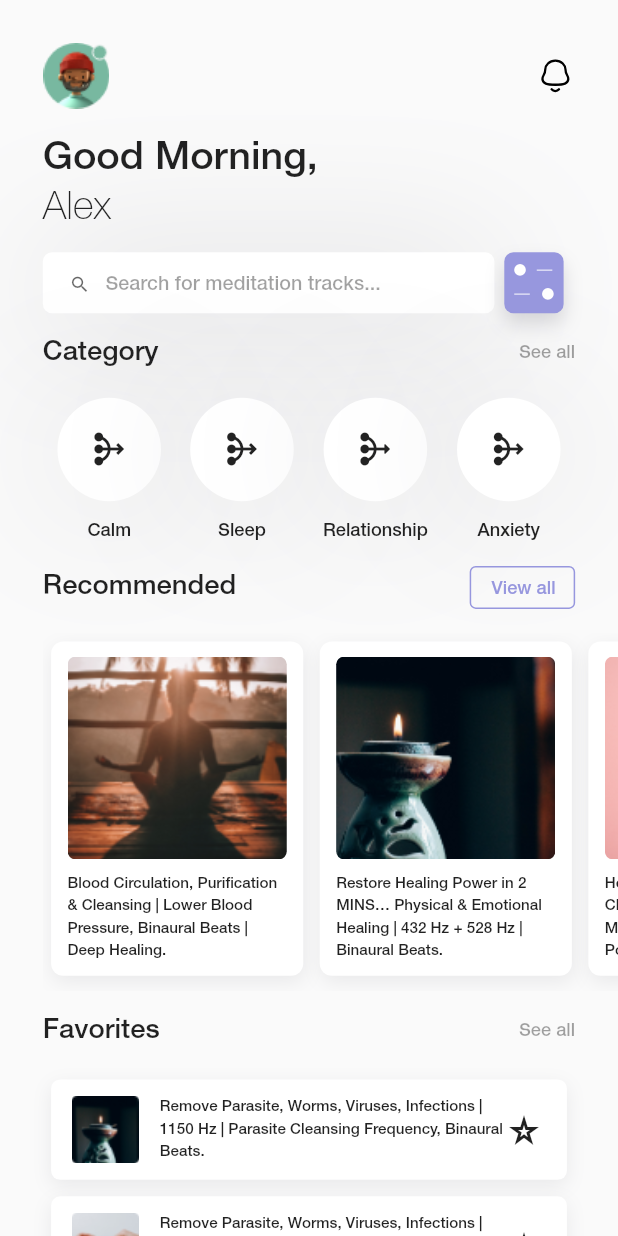
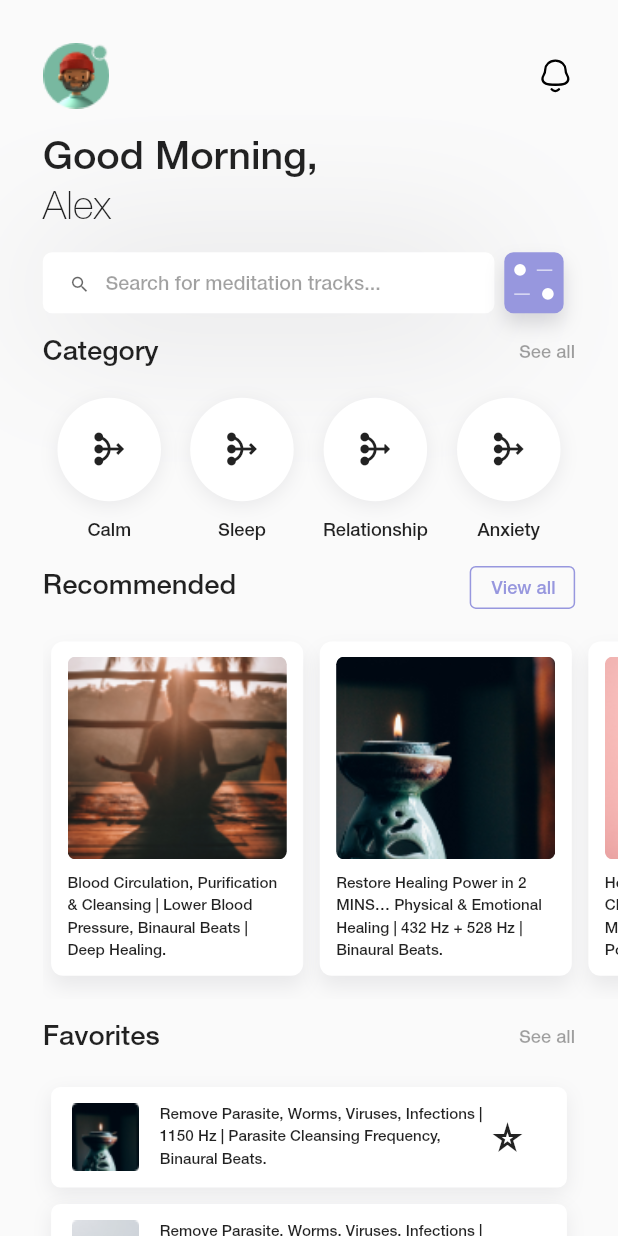
Before and after one commit to MohanDhakal/FlutterDesign, a Flutter app: the screen it shows after launch, on a phone screen of 412 x 824 dp. Run offline on Flutter 3.47's test engine with Material 2 defaults, Android fonts, the light colour scheme and no system bars; our stand-ins replace flutter_screenutil, flutter_svg.

Commit message:
push without icons

```diff
--- a/lib/main.dart
+++ b/lib/main.dart
@@ -1,9 +1,9 @@
 import 'package:flutter/material.dart';
 import 'package:flutter/services.dart';
-import 'package:flutter_bloc_test/colors.dart';
-import 'package:flutter_bloc_test/screens/explore_detail.dart';
+import 'package:flutter_bloc_test/utils/core/colors.dart';
+import 'package:flutter_bloc_test/screens/explore/page/explore_detail.dart';
 import 'package:flutter_bloc_test/screens/test.dart';
-import 'screens/home.dart';
+import 'screens/home/page/home.dart';
 import 'package:flutter_screenutil/flutter_screenutil.dart';
 
 void main() {
--- a/lib/screens/explore_detail.dart
+++ b/lib/screens/explore/page/explore_detail.dart
@@ -1,8 +1,8 @@
 import 'package:flutter/cupertino.dart';
 import 'package:flutter/material.dart';
 import 'package:flutter/services.dart';
-import 'package:flutter_bloc_test/colors.dart';
-import 'package:flutter_bloc_test/widgets/music_explore.dart';
+import 'package:flutter_bloc_test/utils/core/colors.dart';
+import 'package:flutter_bloc_test/screens/explore/widgets/music_explore.dart';
 import 'package:flutter_screenutil/flutter_screenutil.dart';
 
 class ExploreDetail extends StatefulWidget {
--- a/lib/screens/home.dart
+++ b/lib/screens/home/page/home.dart
@@ -1,14 +1,14 @@
 import 'package:flutter/material.dart';
 import 'package:flutter/rendering.dart';
 import 'package:flutter/services.dart';
-import 'package:flutter_bloc_test/colors.dart';
+import 'package:flutter_bloc_test/utils/core/colors.dart';
+import 'package:flutter_bloc_test/screens/home/widgets/category_home.dart';
 import 'package:flutter_bloc_test/utils/home/card_data.dart';
 import 'package:flutter_bloc_test/utils/home/explore_data.dart';
 import 'package:flutter_bloc_test/utils/home/favorites_data.dart';
-import 'package:flutter_bloc_test/widgets/card_home.dart';
-import 'package:flutter_bloc_test/widgets/category_home.dart';
-import 'package:flutter_bloc_test/widgets/explore_home.dart';
-import 'package:flutter_bloc_test/widgets/favorites_home.dart';
+import 'package:flutter_bloc_test/screens/home/widgets/card_home.dart';
+import 'package:flutter_bloc_test/screens/home/widgets/explore_home.dart';
+import 'package:flutter_bloc_test/screens/home/widgets/favorites_home.dart';
 import 'package:flutter_screenutil/flutter_screenutil.dart';
 import 'package:flutter_svg/svg.dart';
 
@@ -256,7 +256,7 @@ class _HomeUIState extends State<HomeUI> {
                 height: 16.h,
               ),
               Container(
-                  height: 235.h,
+                  height: 240.h,
                   margin: EdgeInsets.only(left: 26.w),
                   child: ListView.builder(
                       itemCount: cards.length,
@@ -315,7 +315,7 @@ class _HomeUIState extends State<HomeUI> {
                 ),
               ),
               Container(
-                height: 185,
+                height: 210,
                 margin: EdgeInsets.only(
                   left: 26.w,
                 ),
--- a/lib/widgets/card_home.dart
+++ b/lib/screens/home/widgets/card_home.dart
@@ -11,14 +11,14 @@ class CardView extends StatelessWidget {
   Widget build(BuildContext context) {
     return Container(
       width: 153.w,
-      height: 235.h,
-      margin: EdgeInsets.only(left:5.w,right:5.w,top: 5.w,bottom: 10.h),
+      height: 240.h,
+      margin: EdgeInsets.only(left:5.w,right:5.w,top: 5.w,bottom: 15.h),
       decoration: BoxDecoration(
           borderRadius: BorderRadius.circular(8.r),
           color: Colors.white,
           boxShadow: [
             BoxShadow(
-                offset: Offset(1, 4), color: Color(0x1A51515F), blurRadius: 10.r)
+                offset: Offset(0, 7), color: Color(0x1A51515F), blurRadius: 10.r)
           ]),
       child: Column(
         crossAxisAlignment: CrossAxisAlignment.start,
--- a/lib/widgets/category_home.dart
+++ b/lib/screens/home/widgets/category_home.dart
@@ -38,8 +38,7 @@ class _CategoryState extends State<Category> {
                 boxShadow: [
                   BoxShadow(
                       color: Color(0x1A51515F),
-                      blurRadius: 80.r,
-                      spreadRadius: 10.r,
+                      blurRadius: 10.r,
                       offset: Offset(0, 3))
                 ]),
             child: Icon(widget.icon),
--- a/lib/widgets/explore_home.dart
+++ b/lib/screens/home/widgets/explore_home.dart
@@ -1,5 +1,5 @@
 import 'package:flutter/material.dart';
-import 'package:flutter_bloc_test/screens/explore_detail.dart';
+import 'package:flutter_bloc_test/screens/explore/page/explore_detail.dart';
 import 'package:flutter_screenutil/flutter_screenutil.dart';
 
 class Explore extends StatelessWidget {
@@ -17,14 +17,14 @@ class Explore extends StatelessWidget {
     return InkWell(
       onTap: () => Navigator.push(context, MaterialPageRoute(builder: (context)=>ExploreDetail())),
       child: Container(
-        width: 133.w,
-        height: 185,
+        width: 153.w,
+        height: 210.h,
         decoration: BoxDecoration(
             borderRadius: BorderRadius.circular(8.r),
             color: Colors.white,
             boxShadow: [
               BoxShadow(
-                  offset: Offset(0, 4), color: Color(0x1A51515F), blurRadius: 10)
+                  offset: Offset(0, 4), color: Color(0x1A51515F), blurRadius: 20)
             ]),
         margin: EdgeInsets.only(left: 5, top: 5, right: 5,bottom: 10),
         child: Column(
--- a/lib/widgets/favorites_home.dart
+++ b/lib/screens/home/widgets/favorites_home.dart
@@ -33,7 +33,7 @@ class Favorites extends StatelessWidget {
                 ),
               )),
           Container(
-            width: 210.w,
+            width: 200.w,
             height: 46.h,
             margin: EdgeInsets.only(top: 10, bottom: 10),
             child: Text(
--- a/lib/screens/test.dart
+++ b/lib/screens/test.dart
@@ -1,8 +1,8 @@
 import 'package:flutter/material.dart';
 import 'package:flutter_bloc_test/utils/home/card_data.dart';
 import 'package:flutter_bloc_test/utils/home/explore_data.dart';
-import 'package:flutter_bloc_test/widgets/card_home.dart';
-import 'package:flutter_bloc_test/widgets/explore_home.dart';
+import 'package:flutter_bloc_test/screens/home/widgets/card_home.dart';
+import 'package:flutter_bloc_test/screens/home/widgets/explore_home.dart';
 
 class WidgetTestScreen extends StatelessWidget {
   const WidgetTestScreen({Key? key}) : super(key: key);
```
Also changed, not shown: lib/screens/explore/widgets/music_explore.dart (renamed from lib/widgets/music_explore.dart), lib/utils/core/colors.dart (renamed from lib/colors.dart).
